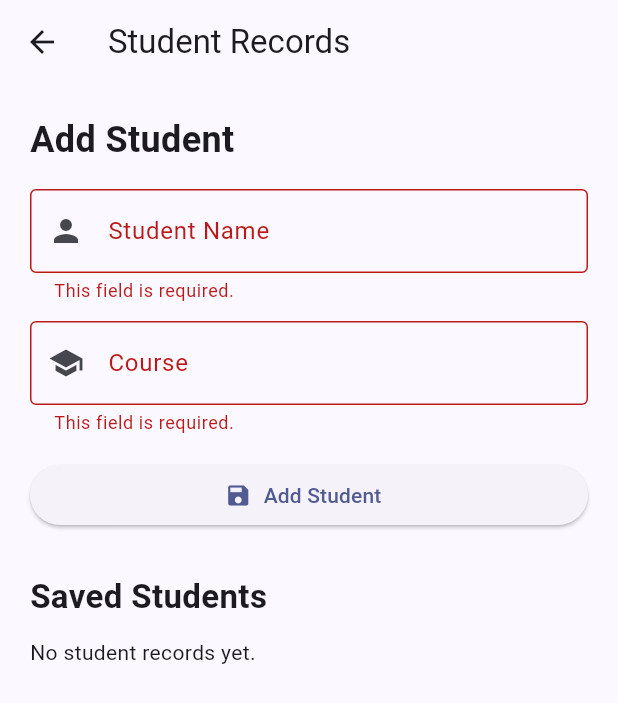
After one commit to JohnrodSosmena1/Firebase-Set-up-Flutter, a Flutter app: the StudentCrudPage screen opened directly, after a tap on "Add Student", on a phone screen of 412 x 824 dp. The commit adds this screen. Shown: the top 703 px of the screen. Run offline on Flutter 3.47's test engine with Material 3 defaults, Android fonts, the phone set to English and light mode, and no system bars; our stand-ins replace cloud_firestore, firebase_auth, firebase_core, image_picker; accounts and stored records are empty; network calls fail.

Commit message:
2nd commit

```diff
--- /dev/null
+++ b/lib/student_crud_page.dart
@@ -0,0 +1,393 @@
+import 'package:flutter/material.dart';
+import 'package:firebase_auth/firebase_auth.dart';
+import 'package:cloud_firestore/cloud_firestore.dart';
+
+class StudentCrudPage extends StatefulWidget {
+  const StudentCrudPage({super.key});
+
+  @override
+  State<StudentCrudPage> createState() => _StudentCrudPageState();
+}
+
+class _StudentCrudPageState extends State<StudentCrudPage> {
+  final formKey = GlobalKey<FormState>();
+  final nameController = TextEditingController();
+  final courseController = TextEditingController();
+
+  CollectionReference<Map<String, dynamic>>? students;
+  Stream<QuerySnapshot<Map<String, dynamic>>>? studentStream;
+
+  String? editingId;
+  bool saving = false;
+  bool deleting = false;
+  bool authError = false;
+
+  @override
+  void initState() {
+    super.initState();
+    _initFirestore();
+  }
+
+  void _initFirestore() {
+    final user = FirebaseAuth.instance.currentUser;
+    if (user != null) {
+      students = FirebaseFirestore.instance
+          .collection('users')
+          .doc(user.uid)
+          .collection('students');
+      studentStream = students!.snapshots();
+      authError = false;
+    } else {
+      authError = true;
+    }
+  }
+
+  Future<void> retryAuth() async {
+    try {
+      if (FirebaseAuth.instance.currentUser == null) {
+        await FirebaseAuth.instance.signInAnonymously();
+      }
+      setState(() {
+        _initFirestore();
+      });
+      if (!authError) {
+        showMessage('Connected to Firebase Authentication!');
+      }
+    } catch (e) {
+      showMessage('Auth failed: $e. Check Firebase Console (Step 3).');
+    }
+  }
+
+  void showMessage(String message) {
+    ScaffoldMessenger.of(context).showSnackBar(
+      SnackBar(content: Text(message)),
+    );
+  }
+
+  void clearForm() {
+    formKey.currentState?.reset();
+    nameController.clear();
+    courseController.clear();
+    setState(() {
+      editingId = null;
+    });
+  }
+
+  // CREATE or UPDATE
+  Future<void> saveStudent() async {
+    if (students == null) {
+      showMessage('Cannot save: Firebase authentication is not connected.');
+      return;
+    }
+    if (saving || deleting) return;
+
+    if (!formKey.currentState!.validate()) {
+      return;
+    }
+
+    final data = {
+      'name': nameController.text.trim(),
+      'course': courseController.text.trim(),
+    };
+
+    final id = editingId;
+    setState(() {
+      saving = true;
+    });
+
+    try {
+      if (id == null) {
+        // CREATE: generate a new document.
+        await students!.add(data);
+      } else {
+        // UPDATE: modify the selected document.
+        await students!.doc(id).update(data);
+      }
+
+      if (!mounted) return;
+      clearForm();
+      showMessage(
+        id == null
+            ? 'Student added successfully.'
+            : 'Student updated successfully.',
+      );
+    } on FirebaseException catch (error) {
+      if (!mounted) return;
+      showMessage('Save failed: ${error.code}');
+    } finally {
+      if (mounted) {
+        setState(() {
+          saving = false;
+        });
+      }
+    }
+  }
+
+  void editStudent(
+    QueryDocumentSnapshot<Map<String, dynamic>> document,
+  ) {
+    final data = document.data();
+    nameController.text = data['name'] as String;
+    courseController.text = data['course'] as String;
+    setState(() {
+      editingId = document.id;
+    });
+  }
+
+  // DELETE
+  Future<void> deleteStudent(
+    QueryDocumentSnapshot<Map<String, dynamic>> document,
+  ) async {
+    if (students == null) return;
+    if (saving || deleting) return;
+
+    setState(() {
+      deleting = true;
+    });
+
+    try {
+      final confirmed = await showDialog<bool>(
+        context: context,
+        builder: (dialogContext) {
+          return AlertDialog(
+            title: const Text('Delete Student'),
+            content: Text(
+              'Delete ${document.data()['name']}?',
+            ),
+            actions: [
+              TextButton(
+                onPressed: () {
+                  Navigator.pop(dialogContext, false);
+                },
+                child: const Text('Cancel'),
+              ),
+              TextButton(
+                onPressed: () {
+                  Navigator.pop(dialogContext, true);
+                },
+                child: const Text('Delete'),
+              ),
+            ],
+          );
+        },
+      );
+
+      if (!mounted || confirmed != true) return;
+
+      await students!.doc(document.id).delete();
+
+      if (!mounted) return;
+
+      if (editingId == document.id) {
+        clearForm();
+      }
+
+      showMessage('Student deleted successfully.');
+    } on FirebaseException catch (error) {
+      if (!mounted) return;
+      showMessage('Delete failed: ${error.code}');
+    } finally {
+      if (mounted) {
+        setState(() {
+          deleting = false;
+        });
+      }
+    }
+  }
+
+  String? validateText(String? value) {
+    final text = value?.trim() ?? '';
+    if (text.isEmpty) {
+      return 'This field is required.';
+    }
+    if (text.length > 80) {
+      return 'Use no more than 80 characters.';
+    }
+    return null;
+  }
+
+  @override
+  void dispose() {
+    nameController.dispose();
+    courseController.dispose();
+    super.dispose();
+  }
+
+  @override
+  Widget build(BuildContext context) {
+    if (authError || students == null || studentStream == null) {
+      return Scaffold(
+        appBar: AppBar(title: const Text('Student Records')),
+        body: Center(
+          child: Padding(
+            padding: const EdgeInsets.all(24.0),
+            child: Column(
+              mainAxisAlignment: MainAxisAlignment.center,
+              children: [
+                const Icon(
+                  Icons.warning_amber_rounded,
+                  size: 64,
+                  color: Colors.amber,
+                ),
+                const SizedBox(height: 16),
+                const Text(
+                  'Anonymous Authentication Needed',
+                  style: TextStyle(fontSize: 20, fontWeight: FontWeight.bold),
+                  textAlign: TextAlign.center,
+                ),
+                const SizedBox(height: 12),
+                const Text(
+                  'Please enable Anonymous Authentication in the Firebase Console (Step 3):\n'
+                  '1. Open Firebase Console -> project tutorialdb-6701c\n'
+                  '2. Go to Authentication -> Sign-in method\n'
+                  '3. Enable Anonymous and click Save',
+                  textAlign: TextAlign.center,
+                ),
+                const SizedBox(height: 24),
+                ElevatedButton.icon(
+                  onPressed: retryAuth,
+                  icon: const Icon(Icons.refresh),
+                  label: const Text('Retry Connection'),
+                ),
+              ],
+            ),
+          ),
+        ),
+      );
+    }
+
+    final busy = saving || deleting;
+
+    return Scaffold(
+      appBar: AppBar(
+        title: const Text('Student Records'),
+      ),
+      body: ListView(
+        padding: const EdgeInsets.all(20),
+        children: [
+          Text(
+            editingId == null ? 'Add Student' : 'Edit Student',
+            style: const TextStyle(
+              fontSize: 24,
+              fontWeight: FontWeight.bold,
+            ),
+          ),
+          const SizedBox(height: 16),
+          Form(
+            key: formKey,
+            child: Column(
+              crossAxisAlignment: CrossAxisAlignment.stretch,
+              children: [
+                TextFormField(
+                  controller: nameController,
+                  enabled: !busy,
+                  validator: validateText,
+                  decoration: const InputDecoration(
+                    labelText: 'Student Name',
+                    prefixIcon: Icon(Icons.person),
+                    border: OutlineInputBorder(),
+                  ),
+                ),
+                const SizedBox(height: 12),
+                TextFormField(
+                  controller: courseController,
+                  enabled: !busy,
+                  validator: validateText,
+                  decoration: const InputDecoration(
+                    labelText: 'Course',
+                    prefixIcon: Icon(Icons.school),
+                    border: OutlineInputBorder(),
+                  ),
+                ),
+                const SizedBox(height: 16),
+                ElevatedButton.icon(
+                  onPressed: busy ? null : saveStudent,
+                  icon: const Icon(Icons.save),
+                  label: Text(
+                    saving
+                        ? 'Saving...'
+                        : editingId == null
+                            ? 'Add Student'
+                            : 'Update Student',
+                  ),
+                ),
+                if (editingId != null)
+                  TextButton(
+                    onPressed: busy ? null : clearForm,
+                    child: const Text('Cancel Edit'),
+                  ),
+              ],
+            ),
+          ),
+          const SizedBox(height: 28),
+          const Text(
+            'Saved Students',
+            style: TextStyle(
+              fontSize: 22,
+              fontWeight: FontWeight.bold,
+            ),
+          ),
+          const SizedBox(height: 12),
+          // READ: display live Firestore documents.
+          StreamBuilder<QuerySnapshot<Map<String, dynamic>>>(
+            stream: studentStream,
+            builder: (context, snapshot) {
+              if (snapshot.hasError) {
+                return const Text(
+                  'Unable to load records. '
+                  'Check your connection and database rules.',
+                );
+              }
+              if (!snapshot.hasData) {
+                return const Center(
+                  child: CircularProgressIndicator(),
+                );
+              }
+              final documents = snapshot.data!.docs;
+              if (documents.isEmpty) {
+                return const Text(
+                  'No student records yet.',
+                );
+              }
+              return Column(
+                children: documents.map((document) {
+                  final data = document.data();
+                  return Card(
+                    key: ValueKey(document.id),
+                    child: ListTile(
+                      title: Text(data['name'] as String),
+                      subtitle: Text(
+                        data['course'] as String,
+                      ),
+                      trailing: Row(
+                        mainAxisSize: MainAxisSize.min,
+                        children: [
+                          IconButton(
+                            tooltip: 'Edit',
+                            onPressed: busy ? null : () => editStudent(document),
+                            icon: const Icon(
+                              Icons.edit,
+                              color: Colors.blue,
+                            ),
+                          ),
+                          IconButton(
+                            tooltip: 'Delete',
+                            onPressed: busy ? null : () => deleteStudent(document),
+                            icon: const Icon(
+                              Icons.delete,
+                              color: Colors.red,
+                            ),
+                          ),
+                        ],
+                      ),
+                    ),
+                  );
+                }).toList(),
+              );
+            },
+          ),
+        ],
+      ),
+    );
+  }
+}
--- a/pubspec.yaml
+++ b/pubspec.yaml
@@ -36,6 +36,8 @@ dependencies:
   cupertino_icons: ^1.0.8
   firebase_core: ^5.2.0
   image_picker: ^1.2.4
+  cloud_firestore: ^7.2.0
+  firebase_auth: ^7.1.0
 
 dev_dependencies:
   flutter_test:
```
Also changed, not shown: lib/dashboard_page.dart (+14 -0 lines), lib/main.dart (+8 -0 lines), pubspec.lock, 3 other files.
